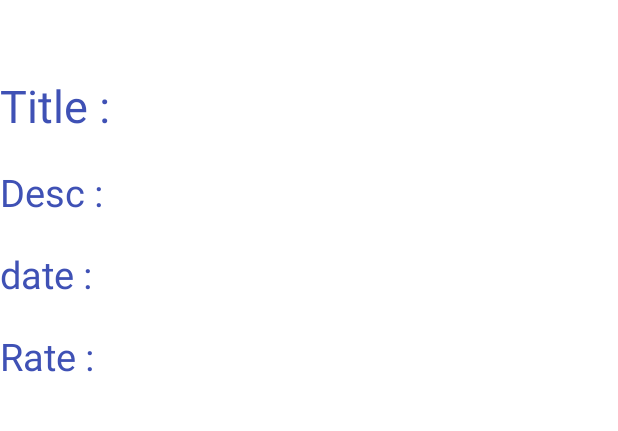
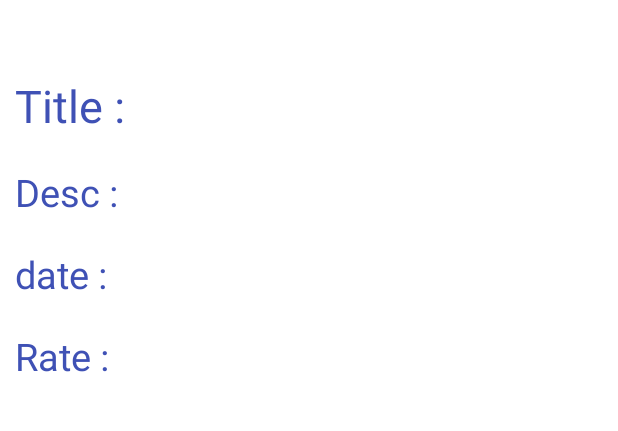
Before and after one commit to AhmedHassaan/Movie-App, an Android app: the layout details.xml on its own in the app's theme, with its tools: preview values and no code run, on a phone screen of 412 x 824 dp, the part 375-806 px from its top. Run offline under Robolectric (Android 15) with nearby library versions, the phone set to English and light mode, and no system bars.

Commit message:
Error fixed

```diff
--- a/app/src/main/res/layout/details.xml
+++ b/app/src/main/res/layout/details.xml
@@ -41,7 +41,9 @@
                     android:id="@+id/detail_title"
                     android:layout_marginTop="50dp"
                     android:textColor="@color/colorPrimary"
-                    android:layout_below="@+id/detailImage"/>
+                    android:layout_below="@+id/detailImage"
+                    android:layout_marginLeft="10dp"
+                    android:layout_marginRight="10dp"/>
 
                 <TextView
                     android:layout_width="wrap_content"
@@ -51,7 +53,9 @@
                     android:id="@+id/detail_desc"
                     android:layout_marginTop="20dp"
                     android:textColor="@color/colorPrimary"
-                    android:layout_below="@+id/detail_title"/>
+                    android:layout_below="@+id/detail_title"
+                    android:layout_marginLeft="10dp"
+                    android:layout_marginRight="10dp"/>
 
                 <TextView
                     android:layout_width="wrap_content"
@@ -61,7 +65,9 @@
                     android:id="@+id/detail_date"
                     android:layout_marginTop="20dp"
                     android:textColor="@color/colorPrimary"
-                    android:layout_below="@+id/detail_desc"/>
+                    android:layout_below="@+id/detail_desc"
+                    android:layout_marginLeft="10dp"
+                    android:layout_marginRight="10dp"/>
 
                 <TextView
                     android:layout_width="wrap_content"
@@ -71,7 +77,10 @@
                     android:textSize="25sp"
                     android:layout_marginTop="20dp"
                     android:textColor="@color/colorPrimary"
-                    android:layout_below="@+id/detail_date"/>
+                    android:layout_below="@+id/detail_date"
+                    android:layout_marginLeft="10dp"
+                    android:layout_marginBottom="30dp"
+                    android:layout_marginRight="10dp"/>
 
 
 
```
